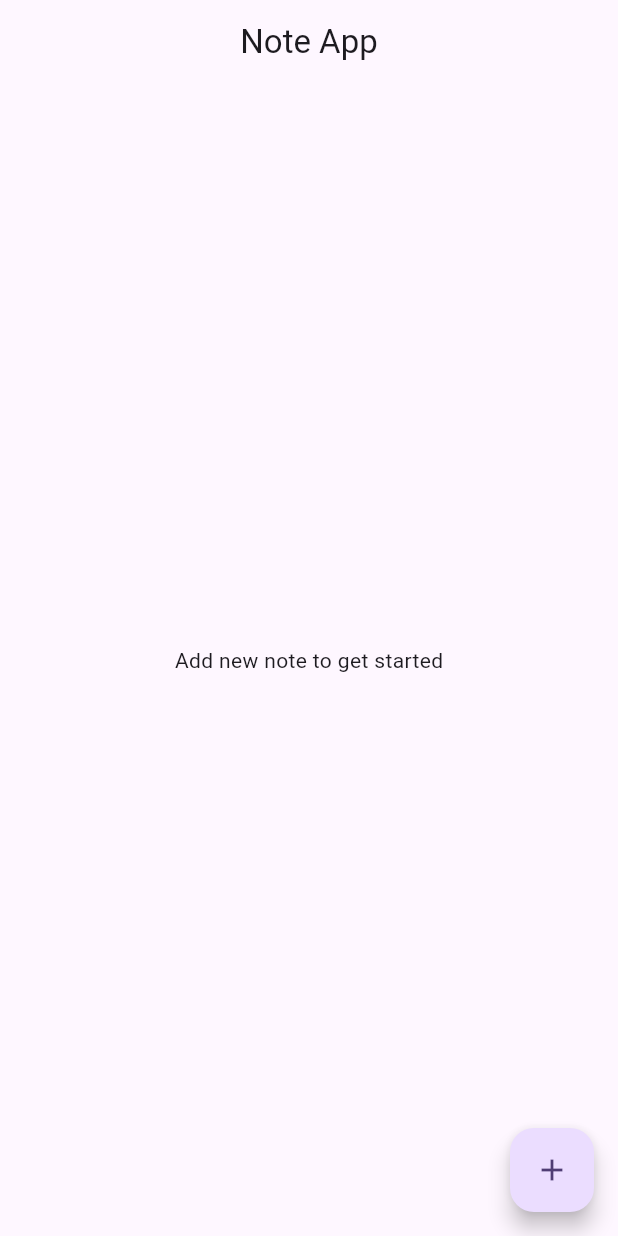
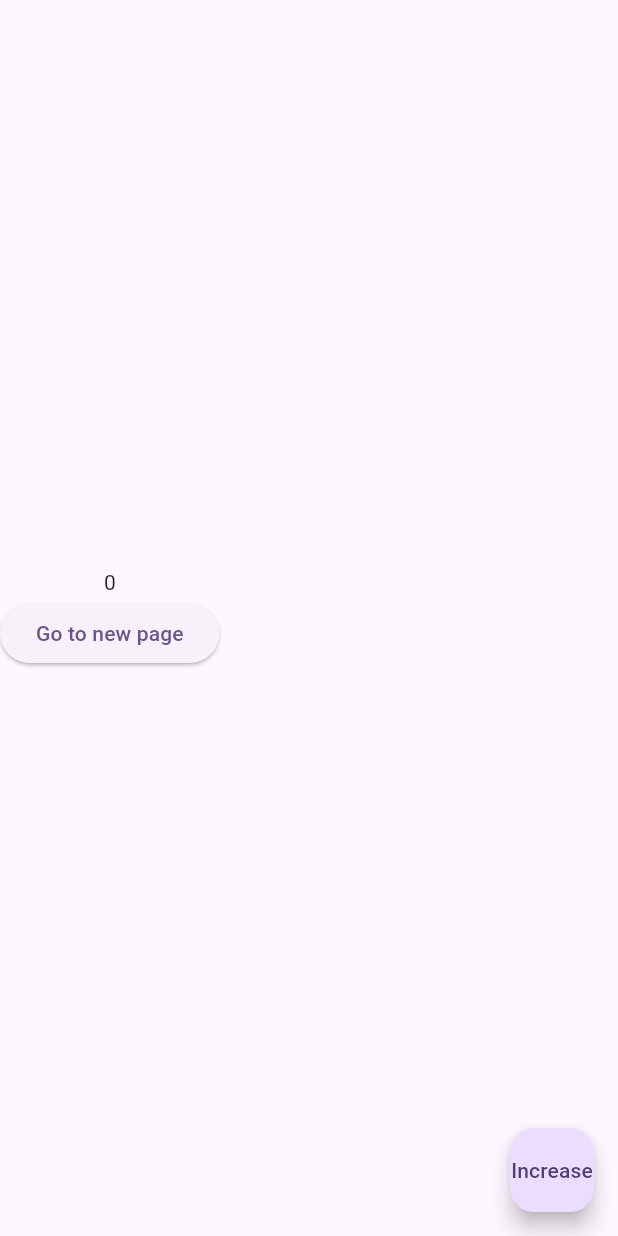
Before and after one commit to xclusiveskate/level4, a Flutter app: the screen it shows after launch, on a phone screen of 412 x 824 dp. Run offline on Flutter 3.47's test engine with Material 3 defaults, Android fonts, the phone set to English and light mode, and no system bars; our stand-ins replace get, shared_preferences, sqflite; accounts and stored records are empty.

Commit message:
provider and getx

```diff
--- a/lib/database/data.dart
+++ b/lib/database/data.dart
@@ -1,4 +1,4 @@
-import 'dart:convert';
+
 
 // ignore_for_file: public_member_api_docs, sort_constructors_first
 //where we are going to prepare our models
--- a/lib/database/logic.dart
+++ b/lib/database/logic.dart
@@ -1,5 +1,6 @@
 import 'package:level4/database/data.dart';
 import 'package:path/path.dart';
+
 import 'package:sqflite/sqflite.dart';
 
 class DatabaseHelper {
@@ -30,6 +31,7 @@ class DatabaseHelper {
     );
   }
 
+
   static Future<List<Notes>> readNotes() async {
     final db = await _getDB();
     List<Map<String, dynamic>> notes = await db.query("Notes");
--- a/lib/main.dart
+++ b/lib/main.dart
@@ -1,10 +1,18 @@
 import 'package:flutter/material.dart';
+import 'package:get/get.dart';
 import 'package:level4/database/note_ui.dart';
-// import 'package:level4/localstorage/local_storage.dart';
-import 'package:level4/localstorage/user_ui.dart';
+import 'package:level4/state_management/getx/getx_ui.dart';
+import 'package:level4/state_management/provider/provider_ui.dart';
+import 'package:level4/state_management/provider/user_provider.dart';
+import 'package:provider/provider.dart';
 
 void main() {
-  runApp(const MyApp());
+  runApp(
+    MultiProvider(
+      providers: [ChangeNotifierProvider(create: (context) => UserProvider())],
+      child: const MyApp(),
+    ),
+  );
 }
 
 class MyApp extends StatelessWidget {
@@ -13,11 +21,11 @@ class MyApp extends StatelessWidget {
   // This widget is the root of your application.
   @override
   Widget build(BuildContext context) {
-    return MaterialApp(
+    return GetMaterialApp(
       title: 'Flutter Demo',
       debugShowCheckedModeBanner: false,
       theme: ThemeData(colorScheme: .fromSeed(seedColor: Colors.deepPurple)),
-      home: const NoteUi(),
+      home: const GetxUi(),
     );
   }
 }
--- /dev/null
+++ b/lib/state_management/getx/getx.dart
@@ -0,0 +1,9 @@
+import 'package:get/state_manager.dart';
+
+class Controller extends GetxController {
+  RxInt count = 0.obs;
+
+  increaseValue() {
+    count++;
+  }
+}
--- /dev/null
+++ b/lib/state_management/getx/getx_ui.dart
@@ -0,0 +1,39 @@
+import 'package:flutter/material.dart';
+import 'package:get/get.dart';
+import 'package:level4/state_management/getx/getx.dart';
+import 'package:level4/state_management/getx/new_getx.dart';
+
+class GetxUi extends StatefulWidget {
+  const new({super.key});
+
+  @override
+  State<GetxUi> createState() => _GetxUiState();
+}
+
+class _GetxUiState extends State<GetxUi> {
+  final Controller controller = Get.put(Controller());
+  @override
+  Widget build(BuildContext context) {
+    return Scaffold(
+      body: Column(
+        mainAxisAlignment: MainAxisAlignment.center,
+        children: [
+          Obx(() => Text(controller.count.toString())),
+
+          ElevatedButton(
+            onPressed: () {
+              Get.to(NewGetx());
+            },
+            child: Text("Go to new page"),
+          ),
+        ],
+      ),
+      floatingActionButton: FloatingActionButton(
+        onPressed: () {
+          controller.increaseValue();
+        },
+        child: Text("Increase"),
+      ),
+    );
+  }
+}
--- a/pubspec.yaml
+++ b/pubspec.yaml
@@ -31,7 +31,9 @@ dependencies:
   cupertino_icons: ^1.0.8
   flutter:
     sdk: flutter
+  get: ^4.7.3
   path: ^1.9.1
+  provider: ^6.1.5+1
   shared_preferences: ^2.5.5
   sqflite: ^2.4.4
 
```
Also changed, not shown: lib/database/note_ui.dart (+55 -4 lines), lib/state_management/getx/new_getx.dart (added, +21 -0 lines), lib/state_management/newui.dart (added, +21 -0 lines), lib/state_management/provider/provider_ui.dart (added, +49 -0 lines), lib/state_management/provider/user_provider.dart (added, +12 -0 lines), pubspec.lock.
